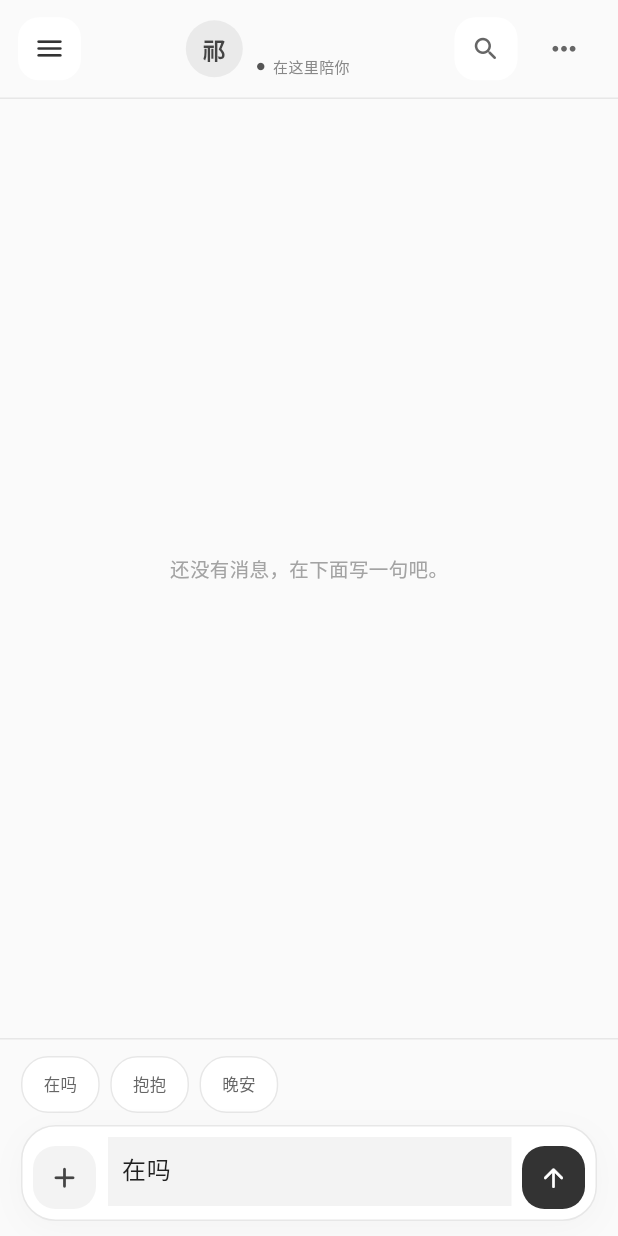
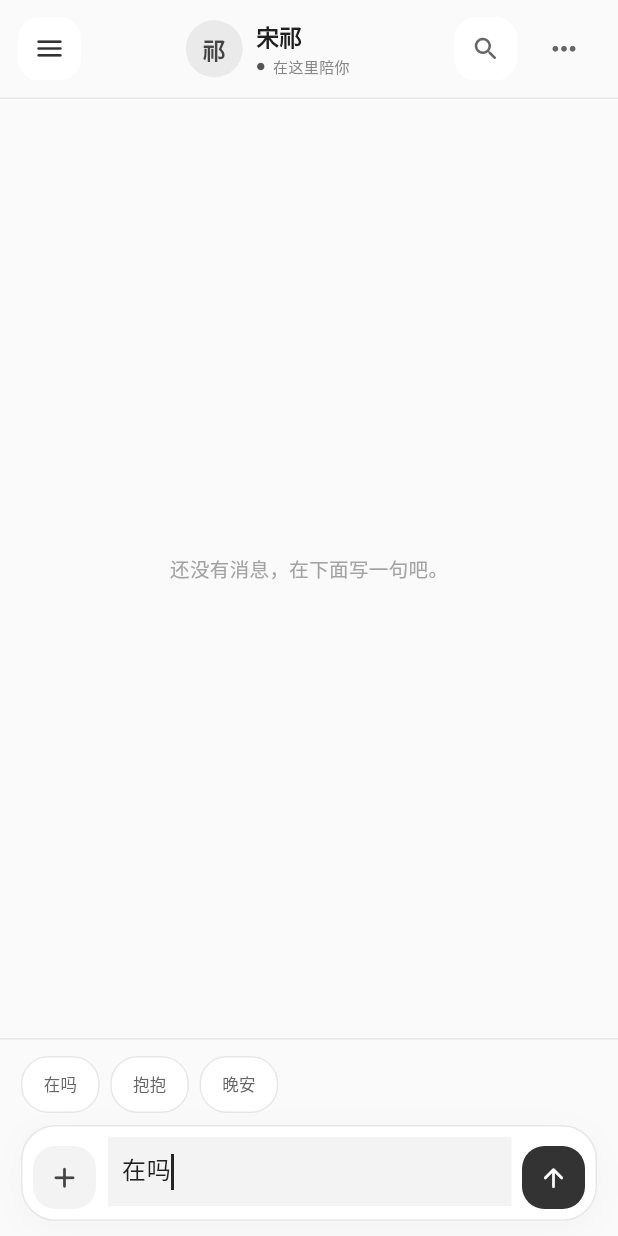
Before and after one commit to water1014/phone, a Flutter app: the ChatPage screen opened by its route, after a tap on the "menu" icon, after a tap on the "search" icon, after a tap on "在吗", on a phone screen of 412 x 824 dp. Run offline on Flutter 3.47's test engine with Material 3 defaults, Android fonts, the phone set to English and light mode, and no system bars; our stand-ins replace dio, file_picker, flutter_riverpod, flutter_secure_storage, go_router, image_picker and 2 more; accounts and stored records are empty.

Commit message:
Polish quick reply focus and dynamic chat identity

```diff
--- a/flutter_app/lib/features/chat/chat_page.dart
+++ b/flutter_app/lib/features/chat/chat_page.dart
@@ -76,6 +76,7 @@ class ChatPage extends StatefulWidget {
 
 class _ChatPageState extends State<ChatPage> {
   final _input = TextEditingController();
+  final _inputFocus = FocusNode();
   final _search = TextEditingController();
   final _messagesScroll = ScrollController();
   final _api = ChatApiClient();
@@ -167,6 +168,7 @@ class _ChatPageState extends State<ChatPage> {
     _activeCancelToken?.cancel('聊天页面已关闭');
     _messagesScroll.removeListener(_handleScroll);
     _input.dispose();
+    _inputFocus.dispose();
     _search.dispose();
     _messagesScroll.dispose();
     super.dispose();
@@ -448,7 +450,7 @@ class _ChatPageState extends State<ChatPage> {
           mainAxisAlignment: MainAxisAlignment.center,
           crossAxisAlignment: CrossAxisAlignment.start,
           children: [
-            Text(prefs.partnerName, style: const TextStyle(fontSize: 15, fontWeight: FontWeight.w600, color: Color(0xFF202020))),
+            Text(prefs.partnerName.trim().isEmpty ? '宋祁' : prefs.partnerName, style: const TextStyle(fontSize: 15, fontWeight: FontWeight.w600, color: Color(0xFF202020))),
             const SizedBox(height: 3),
             const Row(children: [
               Icon(Icons.circle, size: 6, color: Color(0xFF555555)),
@@ -897,7 +899,7 @@ class _ChatPageState extends State<ChatPage> {
                       selection: TextSelection.collapsed(offset: phrase.length),
                     );
                     unawaited(_saveDraft(phrase));
-                    FocusScope.of(context).requestFocus(FocusNode());
+                    FocusScope.of(context).requestFocus(_inputFocus);
                   },
                   child: Container(
                     alignment: Alignment.center,
@@ -938,6 +940,7 @@ class _ChatPageState extends State<ChatPage> {
               padding: const EdgeInsets.only(bottom: 2),
               child: TextField(
                 controller: _input,
+                focusNode: _inputFocus,
                 onChanged: (value) => unawaited(_saveDraft(value)),
                 minLines: 1,
                 maxLines: 5,
```
